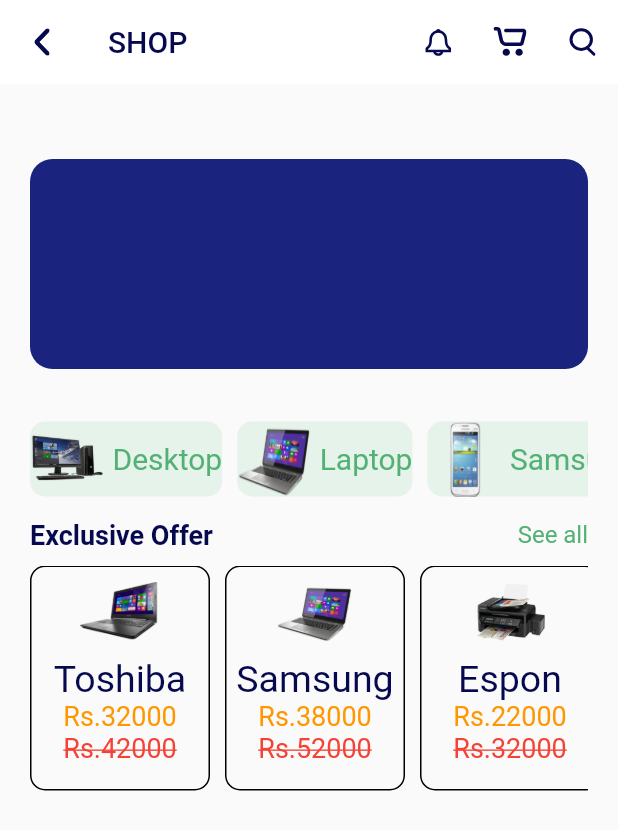
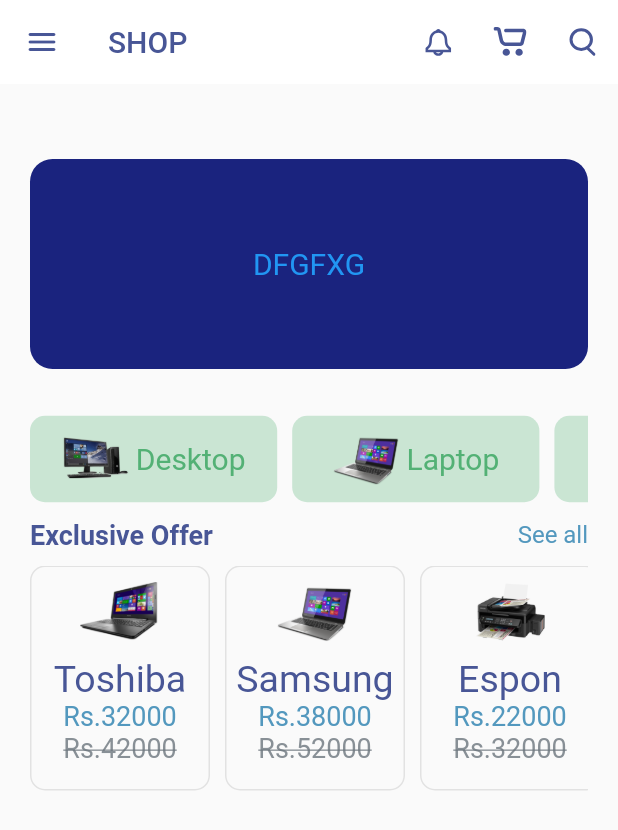
Before and after one commit to shyamexe/e-commerce-using-bloc, a Flutter app: the SalesScreen screen opened by its route, on a phone screen of 412 x 824 dp. Shown: the top 830 px of the screen. Run offline on Flutter 3.47's test engine with Material 2 defaults, Android fonts, the phone set to English and light mode, and no system bars; our stand-ins replace bloc, carousel_slider, convex_bottom_bar, equatable, flutter_bloc, flutter_rating_bar and 2 more.

Commit message:
Colors updated

```diff
--- a/lib/core/constants/strings.dart
+++ b/lib/core/constants/strings.dart
@@ -11,6 +11,10 @@ class Strings {
 class AppColors{
   static Color greenColor = const Color(0xFF53B175);
   static Color redColor   = const Color(0xFFF3603F);
-  static Color darkBlueColor = const Color(0xFF07094F);
+  static Color darkBlueColor = const Color(0xFF485696);
   static Color greyColor = const Color(0xFFE2E2E2);
+  static Color ligthBlue = const Color(0xFF5398BE);
+  static Color darkGreyColor = const Color(0xFF6c757d);
+  static Color whiteColor = const Color(0xFFffffff);
+
 }
--- a/lib/core/widgets/custom_listview.dart
+++ b/lib/core/widgets/custom_listview.dart
@@ -1,5 +1,6 @@
 import 'package:e_commerce/core/constants/strings.dart';
 import 'package:flutter/material.dart';
+import 'package:responsive_sizer/responsive_sizer.dart';
 
 class CustomListView extends StatelessWidget {
   final String productName;
@@ -11,26 +12,35 @@ class CustomListView extends StatelessWidget {
   @override
   Widget build(BuildContext context) {
     return Container(
+      padding: EdgeInsets.symmetric(horizontal: 3),
+      width: 40.w,
+      height: 14.w,
       decoration: BoxDecoration(
         borderRadius: BorderRadius.all(Radius.circular(10)),
-        color: Color(0xFFE5F3EA),
+        // color: Color(0xFFE5F3EA),
+        color: AppColors.greenColor.withOpacity(.29),
       ),
       child: Row(
+        mainAxisAlignment:MainAxisAlignment.center,
         children: [
           SizedBox(
-            height: 50,
-            width: 50,
-            child: Image.asset(
-              image,
-              fit: BoxFit.fill,
+            height: 12.w,
+            width: 12.w,
+            child: Padding(
+              padding: const EdgeInsets.all(2),
+              child: Image.asset(
+                image,
+                fit: BoxFit.contain
+                ,
+              ),
             ),
           ),
-          SizedBox(
-            width: 5,
-          ),
-          Text(
-            productName,
-            style: TextStyle(fontSize: 20, color: AppColors.greenColor),
+          Padding(
+            padding: const EdgeInsets.all(2.0),
+            child: Text(
+              productName,
+              style: TextStyle(fontSize: 20, color: AppColors.greenColor),
+            ),
           ),
         ],
       ),
--- a/lib/core/widgets/reuse_card_conatiner.dart
+++ b/lib/core/widgets/reuse_card_conatiner.dart
@@ -20,10 +20,11 @@ class ReuseCardContainer extends StatelessWidget {
       height: 200,
       width: 120,
       decoration: BoxDecoration(
-        borderRadius: BorderRadius.all(
+        borderRadius: const BorderRadius.all(
+
           Radius.circular(10),
         ),
-        border: Border.all(width: 1),
+        border: Border.all(width: 1,color: AppColors.greyColor),
       ),
       child: Column(
         children: [
@@ -33,7 +34,7 @@ class ReuseCardContainer extends StatelessWidget {
                 height: 40,
                 child: Image.asset(
                   image,
-                  fit: BoxFit.fill,
+                  fit: BoxFit.contain,
                 )),
           ),
           Text(
@@ -42,11 +43,14 @@ class ReuseCardContainer extends StatelessWidget {
           ),
           Text(
             price,
-            style: TextStyle(fontSize: 18, color: Colors.orange),
+            style: TextStyle(fontSize: 18, color: AppColors.ligthBlue),
           ),
           Text(
             mrp,
-            style: TextStyle(fontSize: 18, color: Colors.red,decoration: TextDecoration.lineThrough ),
+            style: TextStyle(
+                fontSize: 18,
+                color: AppColors.darkGreyColor.withOpacity(.80),
+                decoration: TextDecoration.lineThrough),
           ),
         ],
       ),
--- a/lib/logic/cubit/serviceselection_cubit.dart
+++ b/lib/logic/cubit/serviceselection_cubit.dart
@@ -8,7 +8,7 @@ class ServiceselectionCubit extends Cubit<ServiceselectionState> {
           pageValue: 0,
         ));
 
-  void singleupdate(int val) {
+  void singleupdate() {
     if(state.pageValue < 2){
     emit(
         ServiceselectionState(
--- a/lib/presentation/screens/add_device/add_device.dart
+++ b/lib/presentation/screens/add_device/add_device.dart
@@ -8,7 +8,7 @@ class AddDevice extends StatelessWidget {
   @override
   Widget build(BuildContext context) {
     return Scaffold(
-      appBar: DeviceAppBar(context),
+      appBar: deviceAppBar(context),
       body: Center(
         child: Column(
           mainAxisAlignment: MainAxisAlignment.center,
--- a/lib/presentation/screens/add_device/widgets/device_app_bar.dart
+++ b/lib/presentation/screens/add_device/widgets/device_app_bar.dart
@@ -3,7 +3,7 @@ import 'package:e_commerce/core/constants/strings.dart';
 import 'package:flutter/material.dart';
 import 'package:flutter_svg/svg.dart';
 
-AppBar DeviceAppBar(BuildContext context) {
+AppBar deviceAppBar(BuildContext context) {
   return AppBar(
     elevation: 0,
     backgroundColor: Colors.white,
--- a/lib/presentation/screens/commen/bottum_navigation_bar/bottum_navigation_bar.dart
+++ b/lib/presentation/screens/commen/bottum_navigation_bar/bottum_navigation_bar.dart
@@ -61,7 +61,7 @@ class BottumNavigationBar extends StatelessWidget {
                   unselectedFontSize: 14,
                   showUnselectedLabels: true,
                   unselectedItemColor: AppColors.greenColor,
-                  selectedItemColor: Colors.blue,
+                  selectedItemColor: AppColors.ligthBlue,
                   currentIndex: state.navigationOrder,
                   elevation: 15,
                   onTap: (int index) {
--- a/lib/presentation/screens/sales_screen/widgets/sales_appbar.dart
+++ b/lib/presentation/screens/sales_screen/widgets/sales_appbar.dart
@@ -6,15 +6,12 @@ import 'package:flutter_svg/svg.dart';
 AppBar salesAppBar(BuildContext context) {
   return AppBar(
     elevation: 0,
-    backgroundColor: Colors.white,
+    backgroundColor: AppColors.whiteColor,
     leading: IconButton(
       onPressed: () {
         return Navigator.of(context).pop();
       },
-      icon: SvgPicture.asset(
-        AppIcons.backArrow,
-        color: AppColors.darkBlueColor,
-      ),
+      icon: Icon(Icons.menu_rounded,color: AppColors.darkBlueColor)
     ),
     title: Text(
       "SHOP",
--- a/lib/presentation/screens/sales_screen/widgets/sales_body.dart
+++ b/lib/presentation/screens/sales_screen/widgets/sales_body.dart
@@ -9,14 +9,14 @@ import 'package:e_commerce/data/models/items.dart';
 
 Widget salesBody(BuildContext context) {
   DisplayItems items = DisplayItems();
-  String textVal = "";
+  String textVal = "dfgfxg";
   TextEditingController testtext = TextEditingController();
   return SingleChildScrollView(
     child: Padding(
       padding: EdgeInsets.symmetric(horizontal: 20),
       child: Column(
         children: [
-          SizedBox(
+          const SizedBox(
             height: 50,
           ),
           BlocBuilder<SalesCubit, SalesState>(
@@ -25,7 +25,7 @@ Widget salesBody(BuildContext context) {
                 child: Center(
                     child: Text(
                   "$textVal".toUpperCase(),
-                  style: TextStyle(color: Colors.white, fontSize: 20),
+                  style: TextStyle(color: Colors.blue, fontSize: 20),
                 )),
                 height: 140,
                 width: 500,
@@ -43,10 +43,12 @@ Widget salesBody(BuildContext context) {
             height: 80,
             width: double.infinity,
             child: ListView.builder(
+              physics: BouncingScrollPhysics(),
               scrollDirection: Axis.horizontal,
               itemCount: items.item.length,
               itemBuilder: (context, index) {
                 return Row(
+
                   children: [
                     CustomListView(
                       productName: items.item[index].imageText,
@@ -71,7 +73,7 @@ Widget salesBody(BuildContext context) {
                     color: AppColors.darkBlueColor,
                     fontWeight: FontWeight.bold),
               ),
-              Text("See all",style: TextStyle(fontSize: 16,color: AppColors.greenColor),),
+              Text("See all",style: TextStyle(fontSize: 16,color: AppColors.ligthBlue),),
             ],
           ),
           const SizedBox(height: 10,),
@@ -80,21 +82,22 @@ Widget salesBody(BuildContext context) {
             width: double.infinity,
             child: ListView(
               scrollDirection: Axis.horizontal,
-              children: [
+              children: const <Widget>[
                 ReuseCardContainer(
                     image: AppImage.lapTo1,
                     headText: "Toshiba",
                     price: "Rs.32000",
                     mrp: "Rs.42000"),
-                const SizedBox(
+                 SizedBox(
                   width: 10,
                 ),
                 ReuseCardContainer(
+
                     image: AppImage.lapTop2,
                     headText: "Samsung",
                     price: "Rs.38000",
                     mrp: "Rs.52000"),
-                const SizedBox(
+                 SizedBox(
                   width: 10,
                 ),
                 ReuseCardContainer(
@@ -102,7 +105,7 @@ Widget salesBody(BuildContext context) {
                     headText: "Espon",
                     price: "Rs.22000",
                     mrp: "Rs.32000"),
-                const SizedBox(
+                 SizedBox(
                   width: 10,
                 ),
                 ReuseCardContainer(
--- a/lib/presentation/screens/service_screen/widgets/components/service_tile.dart
+++ b/lib/presentation/screens/service_screen/widgets/components/service_tile.dart
@@ -61,7 +61,7 @@ class ServiceTile extends StatelessWidget {
                             ),
                           ),
                           IconButton(
-                            color: Colors.red,
+                            color: productFavoriteFlag? AppColors.redColor:AppColors.greyColor,
                             splashColor: Colors.transparent,
                             onPressed: () {},
                             icon: Icon(Icons.favorite),
--- a/lib/presentation/screens/user_profile_screen/user_profile_screen.dart
+++ b/lib/presentation/screens/user_profile_screen/user_profile_screen.dart
@@ -24,12 +24,12 @@ class UserProfileScreen extends StatelessWidget {
             alignment: Alignment.topCenter,
             child: AppAvatar(),
           ),
-          const Center(
-            child: Text('PM Jesil',
+           Center(
+            child: Text('Shyamjith',
                 style: TextStyle(
                   fontSize: 25,
                   fontWeight: FontWeight.bold,
-                  color: Colors.blue,
+                  color: AppColors.ligthBlue,
                 )),
           ),
           TextButton(
--- a/lib/presentation/screens/user_profile_screen/widgets/app_avatar.dart
+++ b/lib/presentation/screens/user_profile_screen/widgets/app_avatar.dart
@@ -1,4 +1,5 @@
 import 'package:e_commerce/core/constants/app_icons.dart';
+import 'package:e_commerce/core/constants/strings.dart';
 import 'package:flutter/material.dart';
 
 class AppAvatar extends StatelessWidget {
@@ -10,13 +11,13 @@ class AppAvatar extends StatelessWidget {
   Widget build(BuildContext context) {
     return Container(
       decoration: BoxDecoration(
-          border: Border.all(color: Colors.blue, width: 4),
+          border: Border.all(color: AppColors.ligthBlue, width: 4),
           color: Colors.transparent,
           borderRadius: BorderRadius.circular(150)),
       padding: EdgeInsets.all(3),
       child: CircleAvatar(
         radius: 80,
-        backgroundImage: AssetImage(AppUser.user3),
+        backgroundImage: AssetImage(AppUser.user2),
       ),
     );
   }
--- a/lib/presentation/screens/user_profile_screen/widgets/profile_app_bar.dart
+++ b/lib/presentation/screens/user_profile_screen/widgets/profile_app_bar.dart
@@ -1,3 +1,4 @@
+import 'package:e_commerce/core/constants/strings.dart';
 import 'package:flutter/material.dart';
 
 AppBar ProfileAppbar(BuildContext context) {
@@ -9,7 +10,7 @@ AppBar ProfileAppbar(BuildContext context) {
       'Profile',
       style: TextStyle(fontSize: 25,
         fontWeight: FontWeight.bold,
-        color: Colors.indigo[900],
+        color: AppColors.darkBlueColor,
       ),
     ),
 
```
Also changed, not shown: lib/presentation/screens/home_screen/home_body.dart (+11 -10 lines), lib/presentation/screens/home_screen/widget/categories_containers.dart (+6 -5 lines), lib/presentation/screens/home_screen/widget/home_page_appbar.dart (+7 -6 lines), lib/presentation/screens/service_screen/service_screen.dart (+7 -7 lines), lib/presentation/screens/service_screen/widgets/body.dart (+4 -11 lines), lib/presentation/screens/service_screen/widgets/components/app_tile_view.dart (deleted, +0 -184 lines), lib/presentation/screens/service_screen/widgets/service_appbar.dart (+4 -4 lines).
